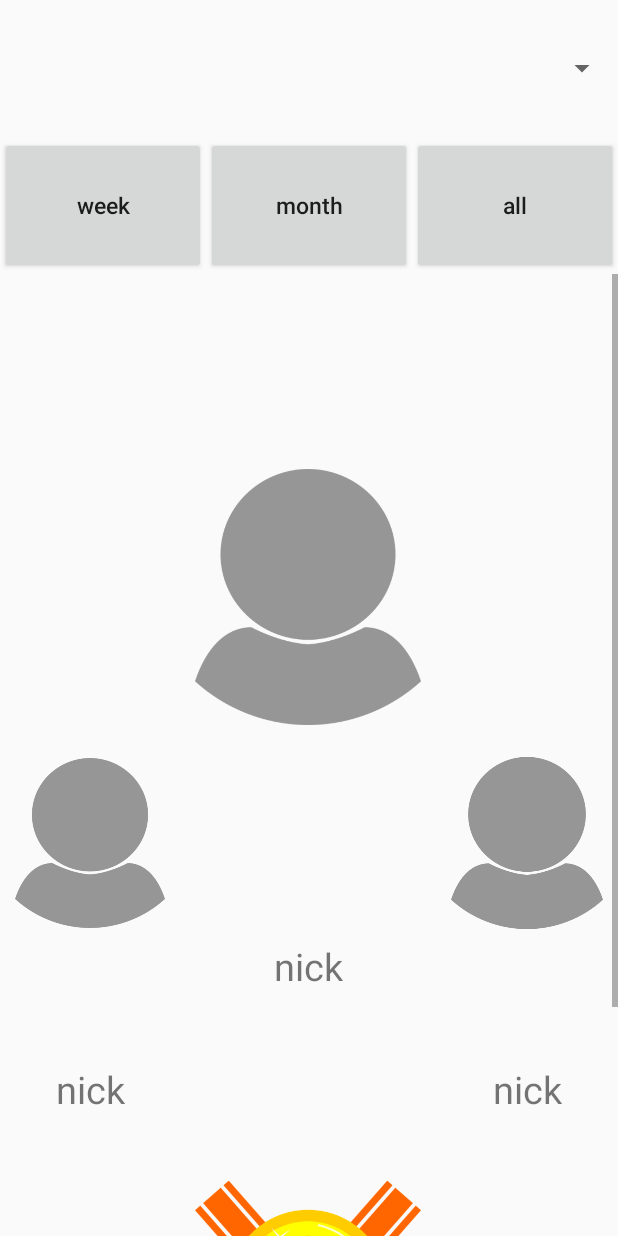
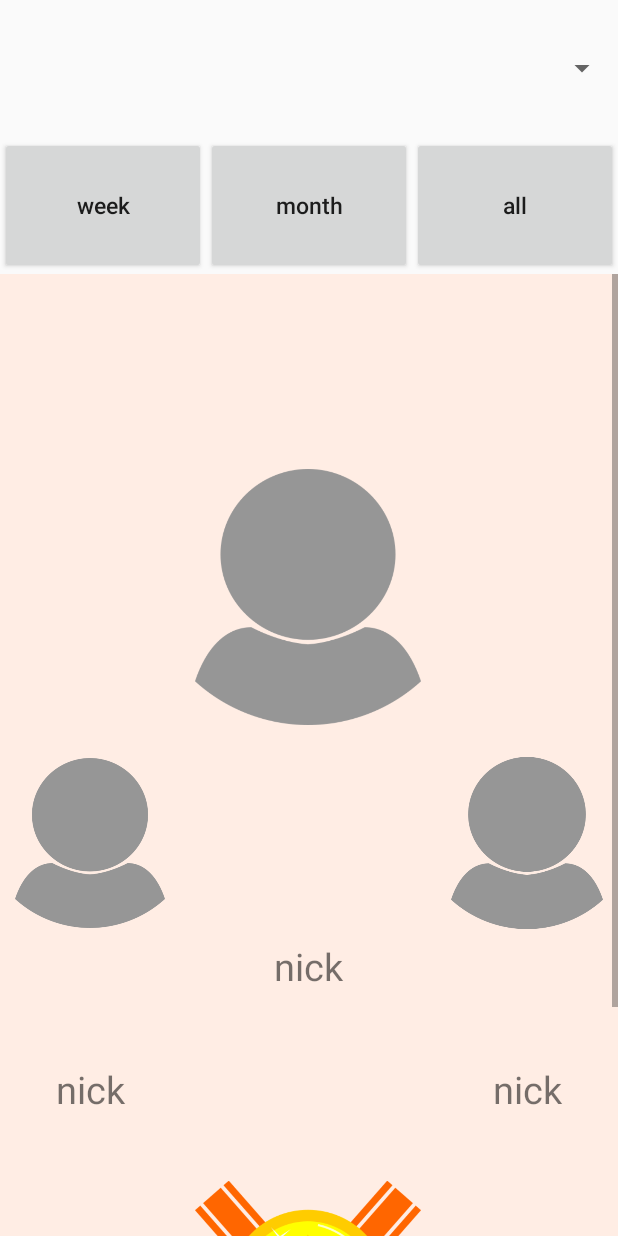
Before and after one commit to xenioPL/MDCG, an Android app: the layout ranking_layout.xml on its own in the app's theme, with its tools: preview values and no code run, on a phone screen of 412 x 824 dp. Run offline under Robolectric (Android 15) with nearby library versions, the phone set to English and light mode, and no system bars.

Commit message:
fixxing bar's look

```diff
--- a/app/src/main/res/layout/ranking_layout.xml
+++ b/app/src/main/res/layout/ranking_layout.xml
@@ -52,7 +52,8 @@
     <ScrollView
         android:layout_width="match_parent"
         android:layout_height="0dp"
-        android:layout_weight="7">
+        android:layout_weight="7"
+        android:background="@color/colorBackground">
 
     <LinearLayout
         android:layout_height="0dp"
@@ -84,7 +85,7 @@
                     android:layout_height="0dp"
                     android:layout_weight="3"
                     android:gravity="center"
-                    android:src="@drawable/awatar"/>
+                    android:src="@drawable/awatargrey"/>
                 <TextView
                     android:layout_width="match_parent"
                     android:layout_height="0dp"
@@ -113,7 +114,7 @@
                     android:layout_height="0dp"
                     android:layout_weight="5"
                     android:gravity="center"
-                    android:src="@drawable/awatar"/>
+                    android:src="@drawable/awatargrey"/>
                 <TextView
                     android:layout_width="match_parent"
                     android:layout_height="0dp"
@@ -147,7 +148,7 @@
                     android:layout_height="0dp"
                     android:layout_weight="3"
                     android:gravity="center"
-                    android:src="@drawable/awatar"/>
+                    android:src="@drawable/awatargrey"/>
                 <TextView
                     android:layout_width="match_parent"
                     android:layout_height="0dp"
--- a/app/src/main/res/values/colors.xml
+++ b/app/src/main/res/values/colors.xml
@@ -2,5 +2,6 @@
 <resources>
     <color name="colorPrimary">#3F51B5</color>
     <color name="colorPrimaryDark">#303F9F</color>
-    <color name="colorAccent">#FF4081</color>
+    <color name="colorAccent">#FF6600</color>
+    <color name="colorBackground">#FFEDE4</color>
 </resources>
```
Also changed, not shown: app/src/main/java/com/basketball/mdgc/basketball/MainActivity.java (+32 -12 lines), app/src/main/res/drawable/awatar.png, app/src/main/res/drawable/awatargrey.png (added), app/src/main/res/drawable/awatarless.png (added), app/src/main/res/drawable/basketballConturless.png (added), app/src/main/res/drawable/basketballcontur.png, app/src/main/res/drawable/calendar.png (added), app/src/main/res/drawable/calendarconturless.png (added), app/src/main/res/drawable/person.png (added), app/src/main/res/drawable/ranking.png (added), app/src/main/res/drawable/team.png (added), app/src/main/res/drawable/teamcontur.png (added).
